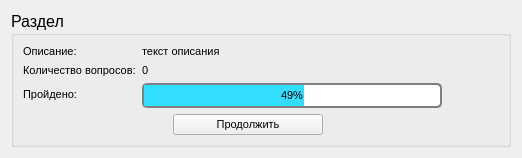
The window that training/sectionwidget.ui (TheMrButcher/offline-mentor) describes before a commit, drawn with Qt 5.
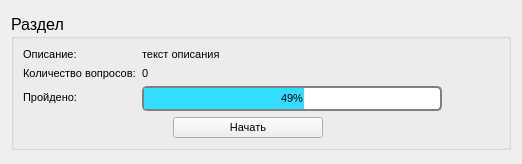
The same window after the commit.

```diff
--- a/training/sectionwidget.ui
+++ b/training/sectionwidget.ui
@@ -7,7 +7,7 @@
     <x>0</x>
     <y>0</y>
     <width>518</width>
-    <height>153</height>
+    <height>164</height>
    </rect>
   </property>
   <property name="sizePolicy">
@@ -63,11 +63,23 @@
         <item row="1" column="1">
          <widget class="QLabel" name="descriptionLabel">
           <property name="sizePolicy">
-           <sizepolicy hsizetype="Preferred" vsizetype="Fixed">
+           <sizepolicy hsizetype="Preferred" vsizetype="Maximum">
             <horstretch>0</horstretch>
             <verstretch>0</verstretch>
            </sizepolicy>
           </property>
+          <property name="minimumSize">
+           <size>
+            <width>400</width>
+            <height>0</height>
+           </size>
+          </property>
+          <property name="maximumSize">
+           <size>
+            <width>400</width>
+            <height>16777215</height>
+           </size>
+          </property>
           <property name="font">
            <font>
             <pointsize>8</pointsize>
@@ -256,7 +268,7 @@
            </font>
           </property>
           <property name="text">
-           <string>Продолжить</string>
+           <string>Начать</string>
           </property>
           <property name="autoDefault">
            <bool>false</bool>
```
